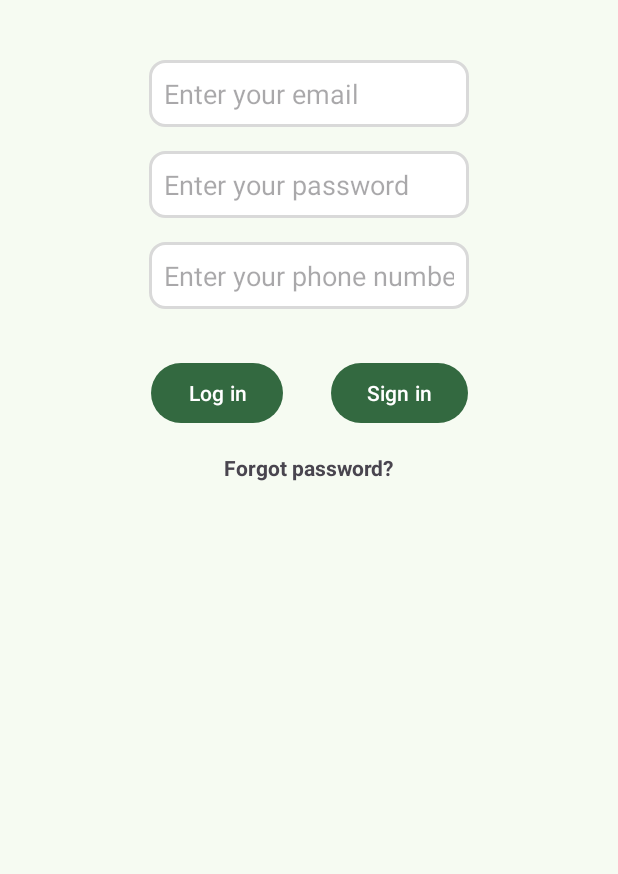
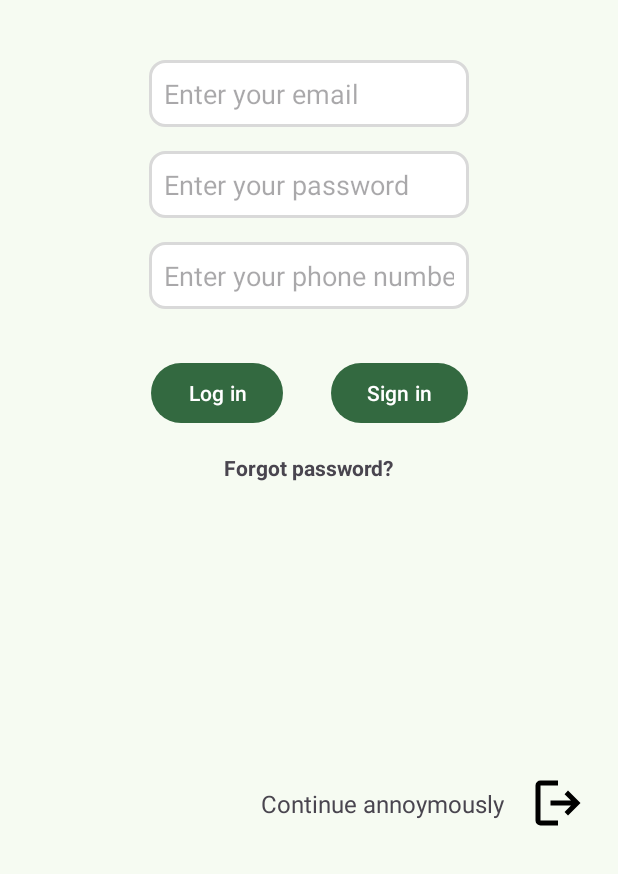
Before and after one commit to IJloayza/lookSpot, an Android app: the screen it shows after launch (MainActivity), on a phone screen of 412 x 824 dp, the part 362-1236 px from its top. Run offline under Robolectric (Android 15) with nearby library versions, the light colour scheme and no system bars.

Commit message:
forgot continue anonymously

```diff
--- /dev/null
+++ b/app/src/main/res/drawable/ic_out.xml
@@ -0,0 +1,9 @@
+<vector xmlns:android="http://schemas.android.com/apk/res/android"
+    android:width="24dp"
+    android:height="24dp"
+    android:viewportWidth="960"
+    android:viewportHeight="960">
+  <path
+      android:pathData="M200,840q-33,0 -56.5,-23.5T120,760v-560q0,-33 23.5,-56.5T200,120h280v80L200,200v560h280v80L200,840ZM640,680 L585,622 687,520L360,520v-80h327L585,338l55,-58 200,200 -200,200Z"
+      android:fillColor="#000000"/>
+</vector>
--- a/app/src/main/res/layout/activity_main.xml
+++ b/app/src/main/res/layout/activity_main.xml
@@ -91,4 +91,23 @@
         app:layout_constraintTop_toBottomOf="@+id/containerButtons"
         app:layout_constraintStart_toStartOf="parent"
         app:layout_constraintEnd_toEndOf="parent"/>
+    <LinearLayout
+        android:layout_width="wrap_content"
+        android:layout_height="wrap_content"
+        android:orientation="horizontal"
+        android:gravity="center"
+        android:layout_margin="20dp"
+        app:layout_constraintBottom_toBottomOf="parent"
+        app:layout_constraintEnd_toEndOf="parent">
+        <TextView
+            android:layout_width="wrap_content"
+            android:layout_height="wrap_content"
+            android:text="Continue annoymously"
+            android:layout_margin="16dp"
+            android:textSize="16sp"/>
+        <ImageView
+            android:layout_width="40dp"
+            android:layout_height="40dp"
+            android:src="@drawable/ic_out"/>
+    </LinearLayout>
 </androidx.constraintlayout.widget.ConstraintLayout>
--- a/app/src/main/res/values/strings.xml
+++ b/app/src/main/res/values/strings.xml
@@ -9,5 +9,5 @@
     <string name="queryDesc">You have <font color="#0FD56B">2</font> search queries left out of 5 on this minute.\n\nTime left to refill: <b>3m 21s</b></string>
     <string name="godzilla_song">Godzilla</string>
     <string name="eminem_artist">Eminem</string>
-    <string name="examplePrompt">Tell me the name of that song that is so based omg, its so good its from that man you know?. He\'s from that country where all the artist come from.</string>
+    <string name="examplePrompt">Tell me the name of that song from the 80\'s,from that guitarrist who died really young from Seattle city.</string>
 </resources>
```
